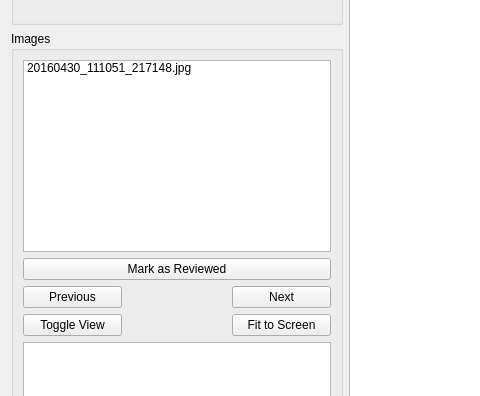
First picture: the form in gui/ui/ui_taggingTab.ui, repository Team-Guardian/tagger, before the edit; both pictures show x 0 to 480 and y 280 to 676 of the 1355 by 837 pixel window.
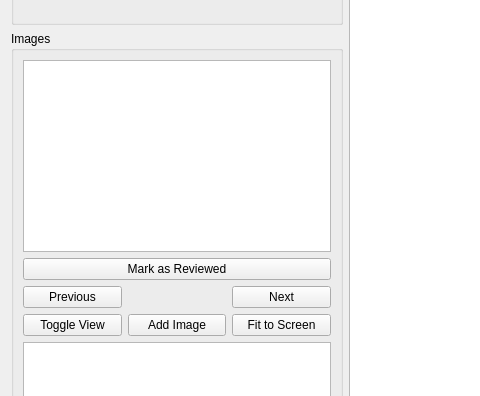
Second picture: the form after the edit. Custom widgets are drawn as their Qt base class.

Commit message: Added button to add images to current flight.

What changed in the file:
```diff
--- a/gui/ui/ui_taggingTab.ui
+++ b/gui/ui/ui_taggingTab.ui
@@ -93,13 +93,7 @@
        </property>
        <layout class="QVBoxLayout" name="verticalLayout_3">
         <item>
-         <widget class="QListWidget" name="list_images">
-          <item>
-           <property name="text">
-            <string>20160430_111051_217148.jpg</string>
-           </property>
-          </item>
-         </widget>
+         <widget class="QListWidget" name="list_images"/>
         </item>
         <item>
          <layout class="QGridLayout" name="gridLayout_2">
@@ -138,6 +132,13 @@
             </property>
            </widget>
           </item>
+          <item row="2" column="1">
+           <widget class="QPushButton" name="button_addImage">
+            <property name="text">
+             <string>Add Image</string>
+            </property>
+           </widget>
+          </item>
          </layout>
         </item>
         <item>
```
The commit also changes 4 other files.
